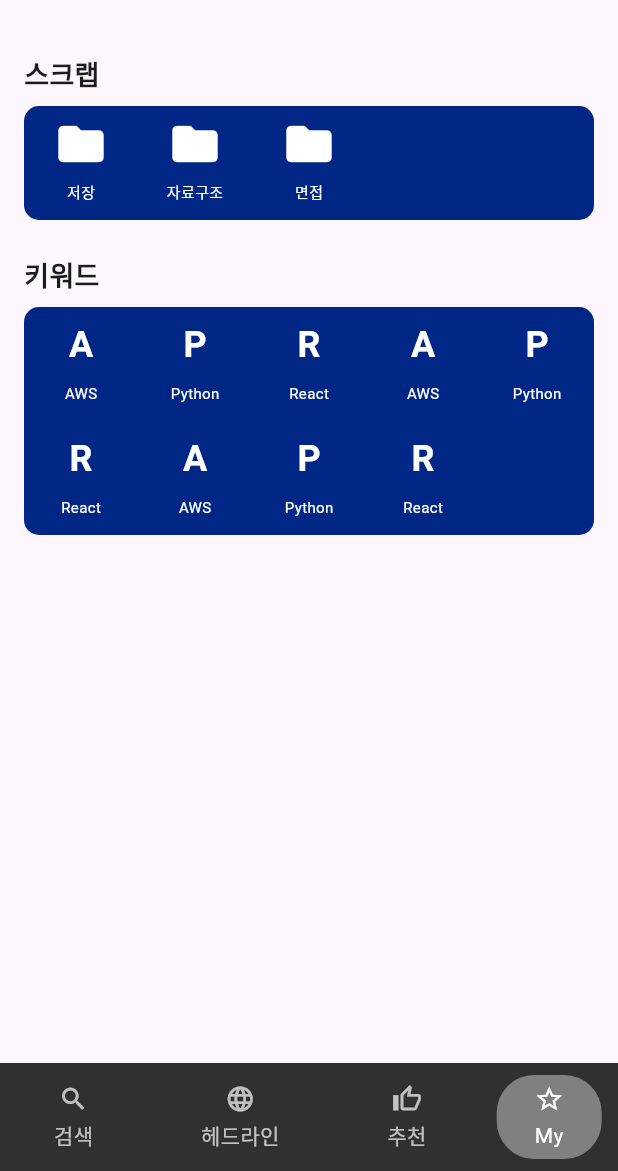
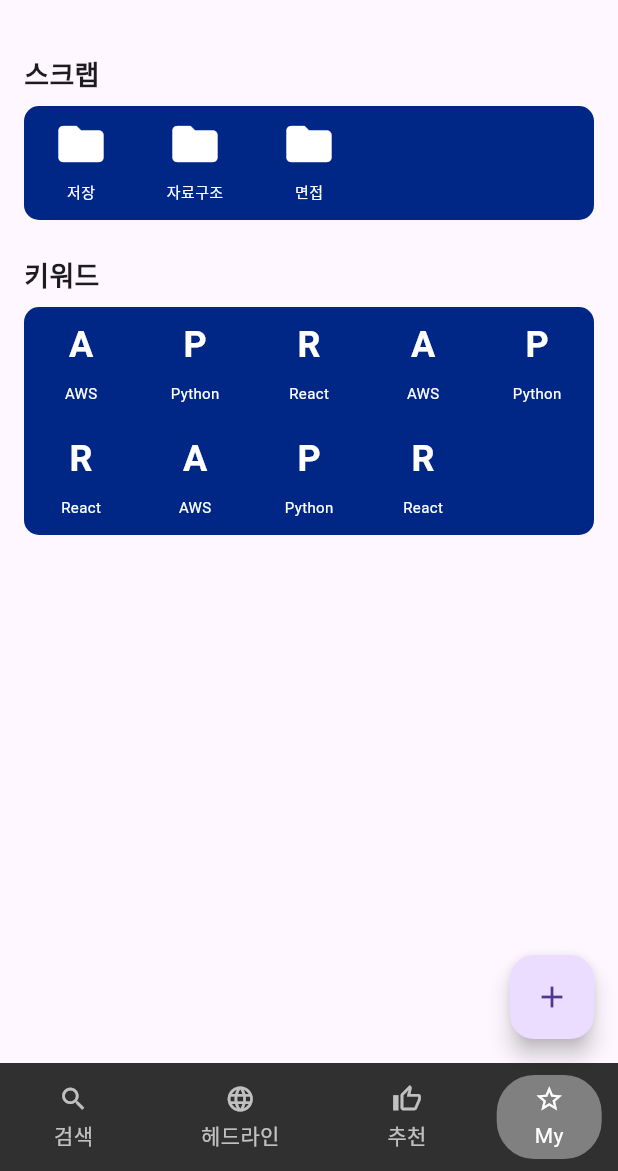
Before and after one commit to Indwoo/defee-frontend, a Flutter app: the MyPage screen opened by its route, on a phone screen of 412 x 824 dp, the part 65-1236 px from its top. Run offline on Flutter 3.47's test engine with Material 3 defaults, Android fonts, the phone set to English and light mode, and no system bars; our stand-ins replace share_plus, webview_flutter; Roboto replaces fonts that are missing (Pretendard).

Commit message:
[Feat] my_floating_button.dart - add floating button to my.dart

```diff
--- a/defeefront/lib/screens/my/my.dart
+++ b/defeefront/lib/screens/my/my.dart
@@ -1,6 +1,7 @@
 import 'package:flutter/material.dart';
 import 'package:defeefront/widgets/footer.dart';
 import 'package:defeefront/widgets/header.dart';
+import 'package:defeefront/screens/my/widgets/my_floating_button.dart';
 import 'package:defeefront/screens/my/widgets/my_content.dart';
 
 class MyPage extends StatefulWidget {
@@ -16,6 +17,7 @@ class _MyPageState extends State<MyPage> {
     return Scaffold(
       appBar: Header(),
       body: const MyContent(),
+      floatingActionButton: const MyFloatingButton(),
       bottomNavigationBar: Footer(),
     );
   }
--- /dev/null
+++ b/defeefront/lib/screens/my/widgets/my_floating_button.dart
@@ -0,0 +1,33 @@
+import 'package:flutter/material.dart';
+
+class MyFloatingButton extends StatefulWidget {
+  const MyFloatingButton({super.key});
+
+  @override
+  State<MyFloatingButton> createState() => _MyFloatingButtonState();
+}
+
+class _MyFloatingButtonState extends State<MyFloatingButton> {
+  static const List<(Color?, Color? background, ShapeBorder?)> customizations =
+      <(Color?, Color?, ShapeBorder?)>[
+    (null, null, null),
+    (Colors.white, Colors.blue, null),
+  ];
+  int index = 0;
+
+  @override
+  Widget build(BuildContext context) {
+    return FloatingActionButton(
+      onPressed: () {
+        setState(() {
+          index = (index + 1) % customizations.length;
+        });
+        print("플로팅 버튼 클릭");
+      },
+      foregroundColor: customizations[index].$1,
+      backgroundColor: customizations[index].$2,
+      shape: customizations[index].$3,
+      child: const Icon(Icons.add),
+    );
+  }
+}
```
